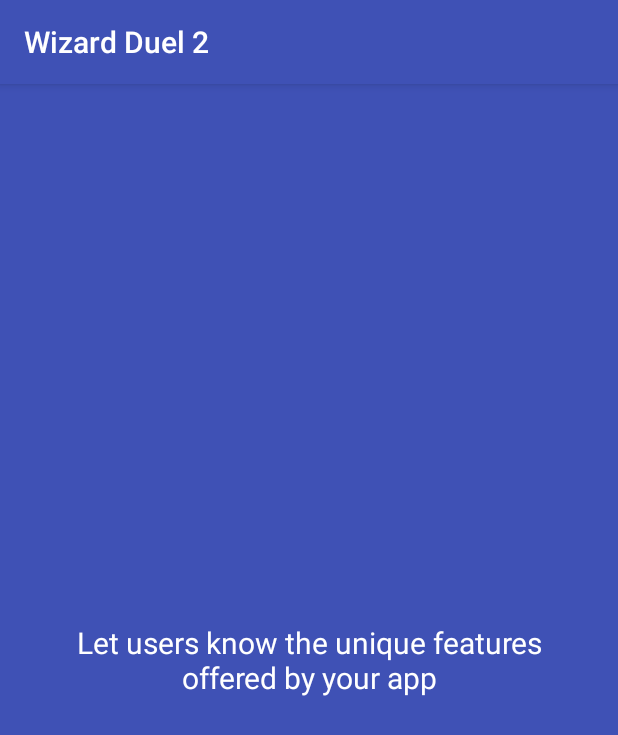
After one commit to crosenblatt/wizard-duel-2-app, an Android app: the fragment OnboardingFragmentThree shown on its own in the app's theme, on a phone screen of 412 x 824 dp. The commit adds this screen. Shown: the top 735 px of the screen. Run offline under Robolectric (Android 15) with nearby library versions, the phone set to English and light mode, and no system bars; libraries missing offline, so code that uses them is left out: com.twitter.sdk.

Commit message:
Onboarding fragment added for tutorial content

```diff
--- a/WizardDuel2/app/build.gradle
+++ b/WizardDuel2/app/build.gradle
@@ -38,4 +38,5 @@ dependencies {
     implementation 'com.android.support:recyclerview-v7:27.1.1'
     implementation 'com.android.support:cardview-v7:27.1.1'
     implementation 'com.facebook.android:facebook-android-sdk:[4,5)'
+    implementation 'com.vlonjatg.android:app-tour:1.0'
 }
--- a/WizardDuel2/app/src/main/AndroidManifest.xml
+++ b/WizardDuel2/app/src/main/AndroidManifest.xml
@@ -40,6 +40,9 @@
             android:screenOrientation="portrait" />
         <activity
             android:name=".StatpageActivity"
+            android:screenOrientation="portrait" />
+        <activity
+            android:name=".OnboardingActivity"
             android:screenOrientation="portrait" />
         <activity
             android:name=".HomePageActivity"
--- /dev/null
+++ b/WizardDuel2/app/src/main/java/com/cs307/crosenblatt/fragment/OnboardingFragmentThree.java
@@ -0,0 +1,22 @@
+package com.cs307.crosenblatt.fragment;
+
+import android.os.Bundle;
+import android.support.annotation.NonNull;
+import android.support.annotation.Nullable;
+import android.support.v4.app.Fragment;
+import android.view.LayoutInflater;
+import android.view.View;
+import android.view.ViewGroup;
+
+import com.cs307.crosenblatt.wizardduel2.R;
+
+public class OnboardingFragmentThree extends Fragment {
+
+    @Nullable
+    @Override
+    public View onCreateView(@NonNull LayoutInflater inflater, @Nullable ViewGroup container, @Nullable Bundle savedInstanceState) {
+
+        return inflater.inflate(R.layout.fragment_onboarding_s3, container, false);
+
+    }
+}
--- /dev/null
+++ b/WizardDuel2/app/src/main/res/layout/fragment_onboarding_s3.xml
@@ -0,0 +1,19 @@
+<?xml version="1.0" encoding="utf-8"?>
+<RelativeLayout xmlns:android="http://schemas.android.com/apk/res/android"
+    android:background="@color/colorPrimary"
+    android:padding="10dp"
+    android:gravity="center"
+    android:layout_width="match_parent"
+    android:layout_height="match_parent">
+
+    <TextView
+        android:id="@+id/textView"
+        android:textSize="20sp"
+        android:textColor="@color/white"
+        android:gravity="center"
+        android:padding="10dp"
+        android:text="@string/third_screen_message"
+        android:layout_width="wrap_content"
+        android:layout_height="wrap_content" />
+
+</RelativeLayout>
--- a/WizardDuel2/app/src/main/res/values/strings.xml
+++ b/WizardDuel2/app/src/main/res/values/strings.xml
@@ -48,6 +48,11 @@
     <string name="elo">ELO: </string>
     <string name="go_home">Go Home</string>
 
+
+    <string name="first_screen_message">Display some message here about your app features</string>
+    <string name="second_screen_message">Display another message here about your app features</string>
+    <string name="third_screen_message">Let users know the unique features offered by your app</string>
+
     <!--Facebook Strings-->
     <string name="facebook_app_id">554545271706688</string>
     <string name="fb_login_protocol_scheme">fb554545271706688</string>
--- a/WizardDuel2/build.gradle
+++ b/WizardDuel2/build.gradle
@@ -20,6 +20,7 @@ allprojects {
     repositories {
         google()
         jcenter()
+        maven { url 'https://jitpack.io' }
     }
 }
 
```
Also changed, not shown: WizardDuel2/app/src/main/java/com/cs307/crosenblatt/fragment/OnboardingFragmentOne.java (added, +22 -0 lines), WizardDuel2/app/src/main/java/com/cs307/crosenblatt/fragment/OnboardingFragmentTwo.java (added, +22 -0 lines), WizardDuel2/app/src/main/java/com/cs307/crosenblatt/wizardduel2/HomePageActivity.java (+15 -18 lines), WizardDuel2/app/src/main/java/com/cs307/crosenblatt/wizardduel2/OnboardingActivity.java (added, +42 -0 lines), WizardDuel2/app/src/main/res/layout/fragment_onboarding_s1.xml (added, +19 -0 lines), WizardDuel2/app/src/main/res/layout/fragment_onboarding_s2.xml (added, +19 -0 lines).
